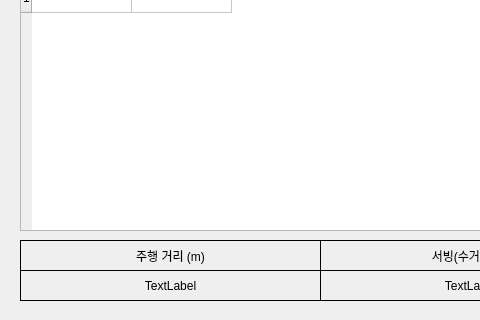
Old version of the form src/servee_gui/manager_gui/robot_status_gui.ui in the repository addinedu-ros-6th/ros-repo-2; both pictures show x 0 to 480 and y 160 to 480 of the 640 by 480 pixel window.
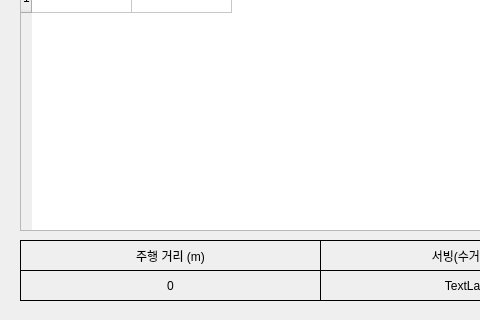
New version of the form.

Commit message: update: minor design change SVRB-33

Diff of the .ui file:
```diff
--- a/src/servee_gui/manager_gui/robot_status_gui.ui
+++ b/src/servee_gui/manager_gui/robot_status_gui.ui
@@ -88,7 +88,7 @@
     <enum>QFrame::Box</enum>
    </property>
    <property name="text">
-    <string>TextLabel</string>
+    <string>0</string>
    </property>
    <property name="alignment">
     <set>Qt::AlignCenter</set>
```
The commit also changes 1 other file.
